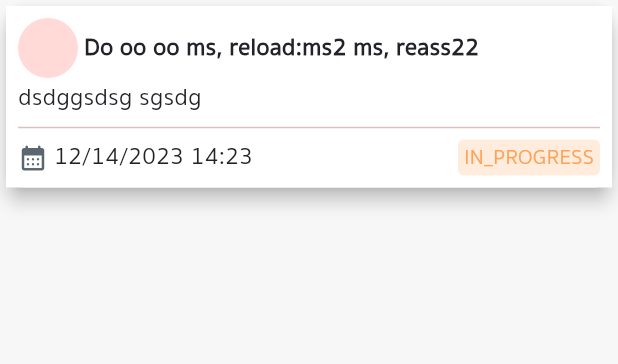
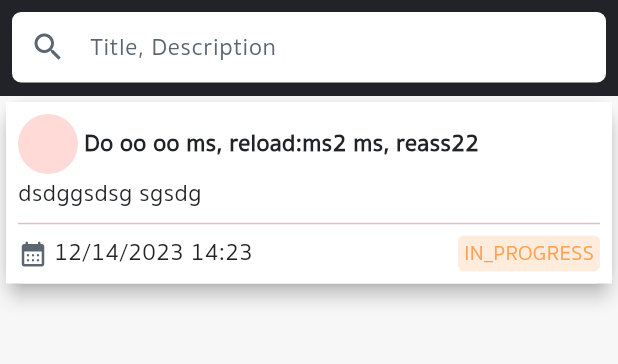
Before and after one commit to Potsathorn/todo_app, a Flutter app: the screen it shows after launch, on a phone screen of 412 x 824 dp, the part 84-448 px from its top. Run offline on Flutter 3.47's test engine with Material 2 defaults, Android fonts, the phone set to English and light mode, and no system bars; key blocks and very long unbroken strings in the code were emptied for the run.

Commit message:
create search bar

```diff
--- a/lib/presentation/page/todo_list_page.dart
+++ b/lib/presentation/page/todo_list_page.dart
@@ -2,10 +2,18 @@ import 'package:flutter/material.dart';
 import 'package:todo_app/presentation/utils/colors.dart';
 import 'package:todo_app/presentation/utils/text_style.dart';
 import 'package:todo_app/presentation/widgets/common/appbar.dart';
+import 'package:todo_app/presentation/widgets/common/search_bar.dart';
 import 'package:todo_app/presentation/widgets/todo_card.dart';
 
-class TodoListPage extends StatelessWidget {
+class TodoListPage extends StatefulWidget {
   const TodoListPage({super.key});
+
+  @override
+  State<TodoListPage> createState() => _TodoListPageState();
+}
+
+class _TodoListPageState extends State<TodoListPage> {
+  final _searchController = TextEditingController();
 
   @override
   Widget build(BuildContext context) {
@@ -19,8 +27,22 @@ class TodoListPage extends StatelessWidget {
         ),
         body: SingleChildScrollView(
           child: Column(
-            children: [TodoCard()],
+            children: [_buildSearchBar(), TodoCard()],
           ),
         ));
   }
+
+  Widget _buildSearchBar() {
+    return CustomSearchBar(
+      controller: _searchController,
+      hintText: 'Title, Description',
+      onChanged: (query) {
+        setState(() {});
+      },
+      onTapClear: () {
+        _searchController.clear();
+        setState(() {});
+      },
+    );
+  }
 }
--- a/lib/presentation/utils/global.dart
+++ b/lib/presentation/utils/global.dart
@@ -1,6 +1,20 @@
 // ignore_for_file: constant_identifier_names
 
 import 'package:flutter/material.dart';
+
+enum TextFieldStyle {
+  plain,
+  normal,
+  outline,
+  underline,
+  search,
+  dropdown,
+  dropdownFix,
+  calendar,
+  calendarFix,
+  address,
+  addressFix
+}
 
 enum StatusTag { IN_PROGRESS, COMPLETED }
 
--- /dev/null
+++ b/lib/presentation/utils/text_field_formatter/text_field_formatter.dart
@@ -0,0 +1,23 @@
+import 'package:flutter/services.dart';
+
+class LengthLimitingTextFieldFormatterFixed
+    extends LengthLimitingTextInputFormatter {
+  LengthLimitingTextFieldFormatterFixed({required int maxLength})
+      : super(maxLength);
+
+  @override
+  TextEditingValue formatEditUpdate(
+    TextEditingValue oldValue,
+    TextEditingValue newValue,
+  ) {
+    final newValueClean = newValue.text.replaceAll(',', '');
+
+    if (maxLength == null || maxLength! == 0) return newValue;
+
+    if (newValueClean.length > maxLength!) {
+      return oldValue;
+    }
+
+    return newValue;
+  }
+}
--- /dev/null
+++ b/lib/presentation/widgets/common/search_bar.dart
@@ -0,0 +1,77 @@
+// Flutter imports:
+import 'package:flutter/material.dart';
+
+// Project imports:
+import 'package:todo_app/presentation/utils/colors.dart';
+import 'package:todo_app/presentation/utils/global.dart';
+import 'package:todo_app/presentation/widgets/common/text_field.dart';
+
+class CustomSearchBar extends StatefulWidget {
+  final TextEditingController? controller;
+  final String? hintText;
+  final dynamic Function(String)? onChanged;
+  final void Function()? onTapClear;
+
+  const CustomSearchBar(
+      {super.key,
+      this.controller,
+      this.onChanged,
+      this.onTapClear,
+      this.hintText});
+
+  @override
+  State<CustomSearchBar> createState() => _CustomSearchBarState();
+}
+
+class _CustomSearchBarState extends State<CustomSearchBar> {
+  @override
+  Widget build(BuildContext context) {
+    return Container(
+      height: 64, //64
+      width: ScreenSize.width(context),
+      color: AppColor.colorText,
+      padding: const EdgeInsets.all(8),
+      child: Row(crossAxisAlignment: CrossAxisAlignment.start, children: [
+        Expanded(
+          child: CustomTextField(
+            controller: widget.controller,
+            style: TextFieldStyle.search,
+            hintText: widget.hintText,
+            onChanged: widget.onChanged,
+            prefixIcon: Icon(
+              Icons.search,
+              size: 24,
+              color: AppColor.colorGrey[1],
+            ),
+          ),
+        ),
+        if (widget.controller != null &&
+            widget.controller!.text.isNotEmpty) ...[
+          const SizedBox(
+            width: 4,
+          ),
+          _buildCloseBtn()
+        ]
+      ]),
+    );
+  }
+
+  Widget _buildCloseBtn() {
+    return GestureDetector(
+      onTap: widget.onTapClear,
+      child: Container(
+          width: 46,
+          height: 46,
+          decoration: BoxDecoration(
+            color: AppColor.colorPrimary,
+            borderRadius: BorderRadius.circular(6),
+          ),
+          alignment: Alignment.center,
+          child: const Icon(
+            Icons.close_rounded,
+            color: AppColor.colorWhite,
+            size: 24,
+          )),
+    );
+  }
+}
--- /dev/null
+++ b/lib/presentation/widgets/common/text_field.dart
@@ -0,0 +1,414 @@
+// Flutter imports:
+import 'package:flutter/material.dart';
+import 'package:flutter/services.dart';
+
+// Project imports:
+import 'package:todo_app/presentation/utils/colors.dart';
+import 'package:todo_app/presentation/utils/global.dart';
+import 'package:todo_app/presentation/utils/text_field_formatter/text_field_formatter.dart';
+import 'package:todo_app/presentation/utils/text_style.dart';
+import 'package:todo_app/presentation/widgets/dialog/data_time_dialog.dart';
+
+// Package imports:
+
+class CustomTextField extends StatefulWidget {
+  final TextEditingController? controller;
+  final String? label;
+  final String? hintText;
+  final String? errorText;
+  final String? tooltip;
+  final bool readOnly;
+  final bool showMark;
+  final TextFieldStyle? style;
+  final bool isTextBox;
+  final bool isRequired;
+  final bool obscureText;
+  final String? regexPattern;
+  final Widget? suffixIcon;
+  final Widget? suffixOutlineIcon;
+  final Widget? prefixIcon;
+  final TextInputType? keyboardType;
+  final String? Function(String?)? validator;
+  final void Function()? onEditingComplete;
+  final FocusNode? focusNode;
+  final Function(String)? onChanged;
+  final Function(String)? onFieldSubmitted;
+  final bool enabled;
+  final bool? isEnabled;
+  final bool pickTime;
+  final Function(DateTime?)? onConfirmDateTime;
+  final DateTime? initDate;
+  final DateTime? firstDate;
+  final DateTime? lastDate;
+  final int minLine;
+  final int? maxLine;
+  final int? maxLength;
+  final double? width;
+  final bool isCurrency;
+  final List<TextInputFormatter>? inputFormatters;
+
+  const CustomTextField({
+    super.key,
+    this.label,
+    this.hintText,
+    this.controller,
+    this.errorText,
+    this.isRequired = false,
+    this.obscureText = false,
+    this.regexPattern,
+    this.keyboardType,
+    this.validator,
+    this.suffixIcon,
+    this.prefixIcon,
+    this.style = TextFieldStyle.outline,
+    this.onChanged,
+    this.onEditingComplete,
+    this.focusNode,
+    this.onFieldSubmitted,
+    this.suffixOutlineIcon,
+    this.isTextBox = false,
+    this.readOnly = false,
+    this.showMark = false,
+    this.enabled = true,
+    this.isCurrency = false,
+    this.onConfirmDateTime,
+    this.pickTime = true,
+    this.initDate,
+    this.firstDate,
+    this.lastDate,
+    this.isEnabled,
+    this.minLine = 3,
+    this.maxLine,
+    this.maxLength,
+    this.width,
+    this.tooltip,
+    this.inputFormatters,
+  });
+
+  @override
+  State<CustomTextField> createState() => _CustomTextFieldState();
+}
+
+class _CustomTextFieldState extends State<CustomTextField> {
+  @override
+  Widget build(BuildContext context) {
+    return Column(
+      children: [
+        if (widget.label != null)
+          Row(
+            children: [
+              Expanded(
+                  child: Text.rich(
+                TextSpan(
+                  children: [
+                    TextSpan(
+                      text: widget.label,
+                      style: widget.style == TextFieldStyle.plain
+                          ? AppTextStyle.px16Md
+                          : AppTextStyle.px16Semi,
+                    ),
+                    if (widget.isRequired)
+                      TextSpan(
+                        text: '*',
+                        style: AppTextStyle.px14MdCustom(
+                          color: AppColor.colorPrimary,
+                        ),
+                      ),
+                  ],
+                ),
+              )),
+              const SizedBox(
+                height: 5,
+              ),
+            ],
+          ),
+        widget.isTextBox
+            ? TextField(
+                maxLength: widget.maxLength,
+                enabled: widget.enabled,
+                controller: widget.controller,
+                readOnly: widget.readOnly,
+                keyboardType: widget.keyboardType,
+                focusNode: widget.focusNode,
+                maxLines: widget.minLine,
+                onEditingComplete: widget.onEditingComplete,
+                style: _textStyle(),
+                decoration: InputDecoration(
+                  counter: const SizedBox.shrink(),
+                  prefixIcon: widget.prefixIcon,
+                  hintText: widget.hintText,
+                  hintStyle:
+                      AppTextStyle.px16MdCustom(color: AppColor.colorGrey[1]!),
+                  contentPadding:
+                      const EdgeInsets.symmetric(vertical: 10, horizontal: 8),
+                  enabledBorder: widget.readOnly ? null : _borderStyle(),
+                  disabledBorder: _borderStyleDisable(),
+                  filled: true,
+                  fillColor:
+                      widget.enabled ? _fillColor() : AppColor.colorBackground,
+                  focusedBorder: widget.readOnly
+                      ? null
+                      : OutlineInputBorder(
+                          borderRadius: BorderRadius.circular(6),
+                          borderSide:
+                              const BorderSide(color: AppColor.colorPrimary),
+                        ),
+                  border: _borderStyle(),
+                  suffixIcon: widget.suffixIcon,
+                ),
+                inputFormatters: [
+                  if (widget.regexPattern != null)
+                    FilteringTextInputFormatter.allow(
+                        RegExp(widget.regexPattern!)),
+                  if (widget.maxLength != null)
+                    LengthLimitingTextFieldFormatterFixed(
+                        maxLength: widget.maxLength!),
+                ],
+                onChanged: widget.onChanged,
+              )
+            : widget.enabled
+                ? GestureDetector(
+                    onTap: () async {
+                      FocusScope.of(context).requestFocus(FocusNode());
+
+                      if (widget.style == TextFieldStyle.calendar &&
+                          widget.onConfirmDateTime != null) {
+                        pickDateTimeDialog(
+                          context,
+                          pickTime: widget.pickTime,
+                          firstDate: widget.firstDate,
+                          lastDate: widget.lastDate,
+                          initDate: widget.initDate,
+                          onConfirm: widget.onConfirmDateTime!,
+                        );
+                      }
+                    },
+                    child: SizedBox(
+                      height: 47,
+                      width: widget.width,
+                      child: Row(
+                        children: [
+                          Expanded(
+                            child: TextFormField(
+                              enabled: widget.isEnabled ?? _enabled(),
+                              readOnly: widget.readOnly,
+                              controller: widget.controller,
+                              keyboardType: widget.keyboardType,
+                              obscureText: widget.obscureText,
+                              focusNode: widget.focusNode,
+                              onEditingComplete: widget.onEditingComplete,
+                              style: _textStyle(),
+                              decoration: InputDecoration(
+                                  counterText: "",
+                                  prefixIcon: widget.prefixIcon,
+                                  hintText: widget.hintText,
+                                  hintStyle: AppTextStyle.px16MdCustom(
+                                      color: AppColor.colorGrey[1]!),
+                                  contentPadding: const EdgeInsets.symmetric(
+                                      vertical: 10, horizontal: 8),
+                                  enabledBorder: _borderStyle(),
+                                  disabledBorder: _borderStyle(),
+                                  filled: true,
+                                  fillColor: _fillColor(),
+                                  focusedBorder: OutlineInputBorder(
+                                    borderRadius: BorderRadius.circular(6),
+                                    borderSide: const BorderSide(
+                                        color: AppColor.colorPrimary),
+                                  ),
+                                  //border: _borderStyle(),
+                                  suffixIcon: _suffixIcon()),
+                              inputFormatters: [
+                                if (widget.maxLength != null)
+                                  LengthLimitingTextFieldFormatterFixed(
+                                      maxLength: widget.maxLength!),
+                                if (widget.inputFormatters != null)
+                                  ...widget.inputFormatters!,
+                              ],
+                              onChanged: widget.onChanged,
+                              onFieldSubmitted: widget.onFieldSubmitted,
+                              validator: widget.validator,
+                            ),
+                          ),
+                          if (widget.suffixOutlineIcon != null)
+                            SizedBox(
+                              width: 30,
+                              child: widget.suffixOutlineIcon!,
+                            ),
+                        ],
+                      ),
+                    ),
+                  )
+                : Container(
+                    alignment: Alignment.centerLeft,
+                    height: 44,
+                    width: double.infinity,
+                    decoration: BoxDecoration(
+                      borderRadius: BorderRadius.circular(5),
+                      color: AppColor.colorBackground,
+                      border: Border.all(
+                        color: AppColor.colorBackground,
+                      ),
+                    ),
+                    child: Padding(
+                      padding: const EdgeInsets.only(left: 10),
+                      child: Text(
+                        widget.hintText ?? '',
+                        style: AppTextStyle.px16MdCustom(
+                            color: AppColor.colorGrey[1]!),
+                      ),
+                    ),
+                  ),
+        if (widget.errorText != null && widget.errorText != "") ...[
+          const SizedBox(
+            height: 5,
+          ),
+          Row(
+            children: [
+              Expanded(
+                child: Container(
+                  margin: const EdgeInsets.only(top: 4),
+                  color: AppColor.colorSecondary[1],
+                  child: Text(
+                    widget.errorText!,
+                    //'กรุณาระบุข้อมูล',
+                    style: AppTextStyle.px14MdCustom(
+                        color: AppColor.colorPrimary[1]!),
+                  ),
+                ),
+              ),
+              if (widget.suffixOutlineIcon != null)
+                const SizedBox(
+                  width: 30,
+                ),
+            ],
+          ),
+        ],
+      ],
+    );
+  }
+
+  Widget? _suffixIcon() {
+    switch (widget.style) {
+      case TextFieldStyle.dropdownFix:
+      case TextFieldStyle.dropdown:
+        return Icon(
+          Icons.expand_more,
+          color: AppColor.colorBlack.withOpacity(0.25),
+        );
+      case TextFieldStyle.calendar:
+      case TextFieldStyle.calendarFix:
+        return Icon(
+          Icons.calendar_month_rounded,
+          color: AppColor.colorBlack.withOpacity(0.25),
+        );
+      default:
+        return widget.suffixIcon;
+    }
+  }
+
+  TextStyle? _textStyle() {
+    switch (widget.style) {
+      case TextFieldStyle.normal:
+      case TextFieldStyle.dropdownFix:
+      case TextFieldStyle.calendarFix:
+        return AppTextStyle.px16MdCustom(color: AppColor.colorGrey[1]!);
+      case TextFieldStyle.plain:
+        return AppTextStyle.px16Semi;
+      default:
+        return AppTextStyle.px16Md;
+    }
+  }
+
+  bool? _enabled() {
+    switch (widget.style) {
+      case TextFieldStyle.dropdownFix:
+      case TextFieldStyle.calendarFix:
+      case TextFieldStyle.normal:
+      case TextFieldStyle.calendar:
+      case TextFieldStyle.dropdown:
+      case TextFieldStyle.address:
+        return false;
+      default:
+        return true;
+    }
+  }
+
+  InputBorder? _borderStyleDisable() {
+    switch (widget.style) {
+      case TextFieldStyle.plain:
+      case TextFieldStyle.search:
+      case TextFieldStyle.dropdownFix:
+      case TextFieldStyle.calendarFix:
+        return OutlineInputBorder(
+            borderRadius: BorderRadius.circular(6.0),
+            borderSide: const BorderSide(color: Colors.transparent));
+      case TextFieldStyle.normal:
+        return OutlineInputBorder(
+            borderRadius: BorderRadius.circular(6.0),
+            borderSide: BorderSide(color: AppColor.colorGrey[8]!));
+      case TextFieldStyle.underline:
+        return UnderlineInputBorder(
+            borderSide: BorderSide(color: AppColor.colorGrey[3]!));
+      case TextFieldStyle.outline:
+      case TextFieldStyle.calendar:
+      case TextFieldStyle.address:
+      case TextFieldStyle.dropdown:
+        return OutlineInputBorder(
+            borderRadius: BorderRadius.circular(6.0),
+            borderSide: BorderSide(color: AppColor.colorGrey[3]!));
+      default:
+        return OutlineInputBorder(
+            borderRadius: BorderRadius.circular(6.0),
+            borderSide: BorderSide(color: AppColor.colorGrey[3]!));
+    }
+  }
+
+  InputBorder? _borderStyle() {
+    switch (widget.style) {
+      case TextFieldStyle.plain:
+      case TextFieldStyle.search:
+      case TextFieldStyle.normal:
+      case TextFieldStyle.dropdownFix:
+      case TextFieldStyle.calendarFix:
+        return OutlineInputBorder(
+            borderRadius: BorderRadius.circular(6.0),
+            borderSide: const BorderSide(color: Colors.transparent));
+      case TextFieldStyle.underline:
+        return UnderlineInputBorder(
+            borderSide: BorderSide(color: AppColor.colorGrey[3]!));
+      case TextFieldStyle.outline:
+      case TextFieldStyle.calendar:
+      case TextFieldStyle.address:
+      case TextFieldStyle.dropdown:
+        return OutlineInputBorder(
+            borderRadius: BorderRadius.circular(6.0),
+            borderSide: BorderSide(color: AppColor.colorGrey[3]!));
+      default:
+        return OutlineInputBorder(
+            borderRadius: BorderRadius.circular(6.0),
+            borderSide: BorderSide(color: AppColor.colorGrey[3]!));
+    }
+  }
+
+  Color? _fillColor() {
+    switch (widget.style) {
+      case TextFieldStyle.plain:
+        return Colors.transparent;
+      case TextFieldStyle.normal:
+      case TextFieldStyle.dropdownFix:
+      case TextFieldStyle.calendarFix:
+        return AppColor.colorBackground[1];
+      case TextFieldStyle.underline:
+        return Colors.transparent;
+      case TextFieldStyle.outline:
+      case TextFieldStyle.dropdown:
+      case TextFieldStyle.address:
+      case TextFieldStyle.calendar:
+        return AppColor.colorWhite;
+      case TextFieldStyle.search:
+        return AppColor.colorWhite;
+      default:
+        return AppColor.colorWhite;
+    }
+  }
+}
--- /dev/null
+++ b/lib/presentation/widgets/dialog/data_time_dialog.dart
@@ -0,0 +1,97 @@
+// Flutter imports:
+import 'package:flutter/material.dart';
+
+// Project imports:
+import 'package:todo_app/presentation/utils/colors.dart';
+
+pickDateTimeDialog(
+  BuildContext context, {
+  required Function(DateTime?) onConfirm,
+  DateTime? initDate,
+  DateTime? firstDate,
+  DateTime? lastDate,
+  bool? pickTime = true,
+}) {
+  showDatePicker(
+    context: context,
+    initialDate: initDate ?? DateTime.now(),
+    firstDate: firstDate ?? DateTime.now(),
+    initialEntryMode: DatePickerEntryMode.calendarOnly,
+    lastDate: lastDate ??
+        DateTime.now().add(
+          const Duration(days: 360),
+        ),
+    initialDatePickerMode: DatePickerMode.day,
+    builder: (context, child) {
+      return Theme(
+        data: Theme.of(context).copyWith(
+          colorScheme: const ColorScheme.light(
+            primary: AppColor.colorPrimary,
+            onBackground: AppColor.colorWhite,
+          ),
+          datePickerTheme: const DatePickerThemeData(
+            headerBackgroundColor: AppColor.colorPrimary,
+            backgroundColor: AppColor.colorWhite,
+            headerForegroundColor: AppColor.colorWhite,
+          ),
+        ),
+        child: child!,
+      );
+    },
+  ).then(
+    (pickedDate) {
+      if (pickedDate != null) {
+        onConfirm(pickedDate);
+      }
+      if (pickedDate == null) {
+        return;
+      }
+      if (pickTime == true) {
+        _pickTimeDialog(
+          context,
+          pickedDate,
+          initDate,
+          onConfirm: (value) {
+            onConfirm(value);
+          },
+        );
+      }
+    },
+  );
+}
+
+void _pickTimeDialog(
+  BuildContext context,
+  DateTime dateTime,
+  DateTime? initDate, {
+  required Function(DateTime?) onConfirm,
+}) {
+  showTimePicker(
+          context: context,
+          initialTime: initDate != null
+              ? TimeOfDay.fromDateTime(initDate)
+              : TimeOfDay.now(),
+          builder: (context, childWidget) {
+            return MediaQuery(
+                data: MediaQuery.of(context).copyWith(
+                    // Using 24-Hour format
+                    alwaysUse24HourFormat: true),
+                // If you want 12-Hour format, just change alwaysUse24HourFormat to false or remove all the builder argument
+                child: childWidget!);
+          }
+          //which date will display when user open the picker
+          ) //what will be the up to supported date in picker
+      .then(
+    (pickedTime) {
+      //then usually do the future job
+      if (pickedTime == null) {
+        //if user tap cancel then this function will stop
+        return;
+      }
+      //for rebuilding the ui
+      DateTime result = DateTime(dateTime.year, dateTime.month, dateTime.day,
+          pickedTime.hour, pickedTime.minute);
+      onConfirm(result);
+    },
+  );
+}
```
